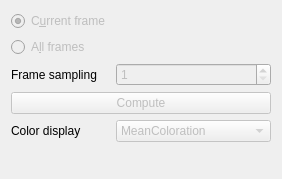
Kitware/TeleSculptor, file gui/ColorizeSurfaceOptions.ui: the form before one commit.
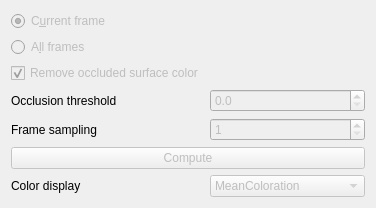
The form after the commit.

What changed in the file:
```diff
--- a/gui/ColorizeSurfaceOptions.ui
+++ b/gui/ColorizeSurfaceOptions.ui
@@ -6,7 +6,7 @@
    <rect>
     <x>0</x>
     <y>0</y>
-    <width>274</width>
+    <width>318</width>
     <height>179</height>
    </rect>
   </property>
@@ -46,14 +46,14 @@
      </attribute>
     </widget>
    </item>
-   <item row="2" column="0">
+   <item row="4" column="0">
     <widget class="QLabel" name="label">
      <property name="text">
       <string>Frame sampling</string>
      </property>
     </widget>
    </item>
-   <item row="2" column="1">
+   <item row="4" column="1">
     <widget class="QSpinBox" name="spinBoxFrameSampling">
      <property name="enabled">
       <bool>false</bool>
@@ -63,7 +63,7 @@
      </property>
     </widget>
    </item>
-   <item row="3" column="0" colspan="2">
+   <item row="5" column="0" colspan="2">
     <widget class="QPushButton" name="buttonCompute">
      <property name="enabled">
       <bool>false</bool>
@@ -73,14 +73,14 @@
      </property>
     </widget>
    </item>
-   <item row="4" column="0">
+   <item row="6" column="0">
     <widget class="QLabel" name="label_2">
      <property name="text">
       <string>Color display</string>
      </property>
     </widget>
    </item>
-   <item row="4" column="1">
+   <item row="6" column="1">
     <widget class="QComboBox" name="comboBoxColorDisplay">
      <property name="enabled">
       <bool>false</bool>
@@ -102,6 +102,45 @@
      </item>
     </widget>
    </item>
+   <item row="2" column="0">
+    <widget class="QCheckBox" name="checkBoxRemoveOcclusion">
+     <property name="enabled">
+      <bool>false</bool>
+     </property>
+     <property name="text">
+      <string>Remove occluded surface color</string>
+     </property>
+     <property name="checked">
+      <bool>true</bool>
+     </property>
+    </widget>
+   </item>
+   <item row="3" column="0">
+    <widget class="QLabel" name="label_3">
+     <property name="text">
+      <string>Occlusion threshold</string>
+     </property>
+    </widget>
+   </item>
+   <item row="3" column="1">
+    <widget class="QDoubleSpinBox" name="doubleSpinBoxOcclusionThreshold">
+     <property name="enabled">
+      <bool>false</bool>
+     </property>
+     <property name="toolTip">
+      <string>Points at higher depth difference are considered occluded</string>
+     </property>
+     <property name="decimals">
+      <number>1</number>
+     </property>
+     <property name="minimum">
+      <double>0.000000000000000</double>
+     </property>
+     <property name="value">
+      <double>0.000000000000000</double>
+     </property>
+    </widget>
+   </item>
   </layout>
  </widget>
  <resources/>
```
